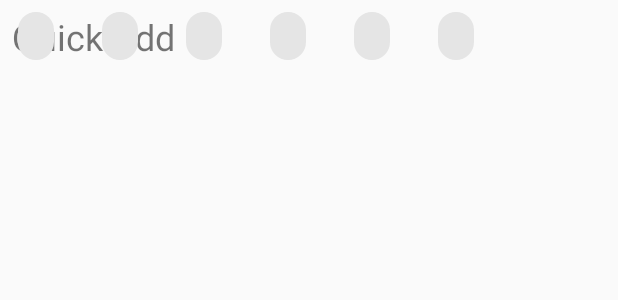
After one commit to ryubears/re-mind, an Android app: the layout quick_add.xml on its own in the app's theme, with its tools: preview values and no code run, on a phone screen of 412 x 824 dp. The commit adds this screen. Shown: the top 300 px of the screen. Run offline under Robolectric (Android 15) with nearby library versions, the light colour scheme and no system bars.

Commit message:
Create Quick Add fragment with prelim design work

```diff
--- /dev/null
+++ b/app/src/main/java/com/yoseph/re_mind/ui/fragments/QuickAddFragment.java
@@ -0,0 +1,19 @@
+package com.yoseph.re_mind.ui.fragments;
+
+import android.os.Bundle;
+import android.view.LayoutInflater;
+import android.view.View;
+import android.view.ViewGroup;
+
+import androidx.annotation.NonNull;
+import androidx.annotation.Nullable;
+
+import com.yoseph.re_mind.R;
+
+public class QuickAddFragment {
+
+
+    public View onCreateView(@NonNull LayoutInflater inflater, @Nullable ViewGroup container, @Nullable Bundle savedInstanceState) {
+        return inflater.inflate(R.layout.quick_add, container, false);
+    }
+}
--- /dev/null
+++ b/app/src/main/res/layout/quick_add.xml
@@ -0,0 +1,76 @@
+<?xml version="1.0" encoding="utf-8"?>
+<androidx.constraintlayout.widget.ConstraintLayout xmlns:android="http://schemas.android.com/apk/res/android"
+    xmlns:app="http://schemas.android.com/apk/res-auto"
+    xmlns:tools="http://schemas.android.com/tools"
+    android:id="@+id/quick_add"
+    android:layout_width="match_parent"
+    android:layout_height="wrap_content"
+    android:orientation="horizontal">
+
+    <TextView
+        android:id="@+id/textView"
+        android:layout_width="wrap_content"
+        android:layout_height="wrap_content"
+        android:layout_marginStart="8dp"
+        android:layout_marginTop="8dp"
+        android:text="@string/quick_add"
+        android:textSize="24sp"
+        app:layout_constraintBottom_toTopOf="@+id/horizontalScrollView2"
+        app:layout_constraintStart_toStartOf="parent"
+        app:layout_constraintTop_toTopOf="parent"
+        app:layout_constraintVertical_bias="0.0" />
+
+    <HorizontalScrollView
+        android:id="@+id/horizontalScrollView2"
+        android:layout_width="match_parent"
+        android:layout_height="match_parent"
+        android:fillViewport="true"
+        app:layout_constraintEnd_toEndOf="parent"
+        app:layout_constraintStart_toStartOf="parent"
+        tools:layout_editor_absoluteY="65dp">
+
+        <LinearLayout
+            android:layout_width="wrap_content"
+            android:layout_height="match_parent"
+            android:orientation="vertical">
+
+            <com.google.android.material.chip.ChipGroup
+                android:id="@+id/quick_add_chips"
+                android:layout_width="match_parent"
+                android:layout_height="match_parent"
+                app:singleLine="true">
+
+                <com.google.android.material.chip.Chip
+                    android:id="@+id/chip6"
+                    android:layout_width="wrap_content"
+                    android:layout_height="wrap_content" />
+
+                <com.google.android.material.chip.Chip
+                    android:id="@+id/chip5"
+                    android:layout_width="wrap_content"
+                    android:layout_height="wrap_content" />
+
+                <com.google.android.material.chip.Chip
+                    android:id="@+id/chip4"
+                    android:layout_width="wrap_content"
+                    android:layout_height="wrap_content" />
+
+                <com.google.android.material.chip.Chip
+                    android:id="@+id/chip3"
+                    android:layout_width="wrap_content"
+                    android:layout_height="wrap_content" />
+
+                <com.google.android.material.chip.Chip
+                    android:id="@+id/chip2"
+                    android:layout_width="wrap_content"
+                    android:layout_height="wrap_content" />
+
+                <com.google.android.material.chip.Chip
+                    android:id="@+id/chip"
+                    android:layout_width="wrap_content"
+                    android:layout_height="wrap_content" />
+            </com.google.android.material.chip.ChipGroup>
+        </LinearLayout>
+    </HorizontalScrollView>
+
+</androidx.constraintlayout.widget.ConstraintLayout>
--- a/app/src/main/res/values/strings.xml
+++ b/app/src/main/res/values/strings.xml
@@ -25,5 +25,6 @@
     <string name="no_alert_text">No Alert</string>
     <string name="time_alert_text">Time</string>
     <string name="place_alert_text">Place</string>
+    <string name="quick_add">Quick Add</string>
 
 </resources>
```
